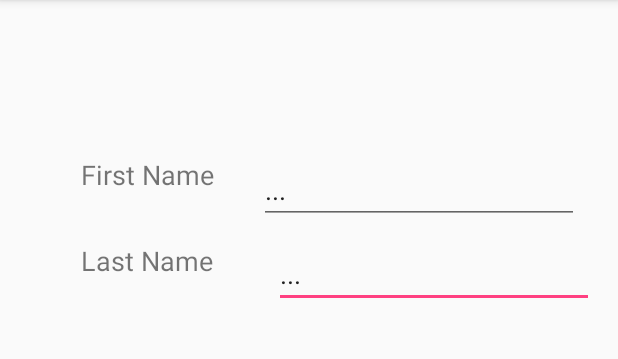
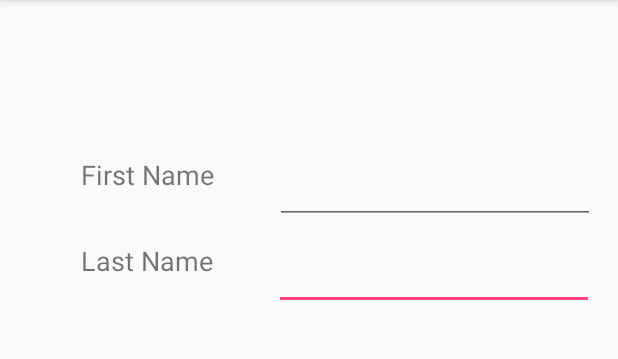
Before and after one commit to DarronTang/Ears, an Android app: the AddEarFormActivity screen opened directly, with no data from a screen before it, on a phone screen of 412 x 824 dp, the part 84-443 px from its top. Run offline under Robolectric (Android 15) with nearby library versions, the phone set to English and light mode, and no system bars.

```diff
--- a/app/src/main/java/com/ears/advcomp/ears3/AddEarFormActivity.java
+++ b/app/src/main/java/com/ears/advcomp/ears3/AddEarFormActivity.java
@@ -4,19 +4,27 @@ import android.os.Environment;
 import android.support.v7.app.AppCompatActivity;
 import android.os.Bundle;
 import android.util.Log;
+import android.view.View;
+import android.widget.Button;
 import android.widget.EditText;
 
 import java.io.File;
-import java.io.FileNotFoundException;
 import java.io.IOException;
 import java.io.PrintWriter;
+import java.util.ArrayList;
+import java.util.Scanner;
+
+import static com.ears.advcomp.ears3.MainActivity.EAR_CSV;
+import static com.ears.advcomp.ears3.MainActivity.LOG_TAG;
 
 public class AddEarFormActivity extends AppCompatActivity {
 
-    File earCSV;
     EditText firstName;
     EditText lastName;
-    float invMoment;
+    ArrayList<String> imagePaths;
+    File earCSV;
+    int id;
+    Button addEar;
 
     @Override
     protected void onCreate(Bundle savedInstanceState) {
@@ -24,18 +32,47 @@ public class AddEarFormActivity extends AppCompatActivity {
         setContentView(R.layout.activity_add_ear_form);
         firstName = (EditText) findViewById(R.id.firstNameText);
         lastName = (EditText) findViewById(R.id.lastNameText);
+        imagePaths = getIntent().getStringArrayListExtra("imagePaths");
+        File storageDir = getExternalFilesDir(Environment.DIRECTORY_DOCUMENTS);
+        try {
+            earCSV = new File(storageDir.getAbsolutePath() + EAR_CSV);
+            Scanner inputStream = new Scanner(earCSV);
+            id = 0;
+            while(inputStream.hasNext()){
+                String[] data = inputStream.next().split(",");
+                if(Integer.parseInt(data[0]) >= id){
+                    id++;
+                }
+            }
+        } catch (Exception e) {
+            Log.e(LOG_TAG, "Absolute path for Documents directory not found");
+        }
+
+        addEar = (Button) findViewById(R.id.submitEar);
+        addEar.setOnClickListener(new View.OnClickListener() {
+            @Override
+            public void onClick(View view) {
+                addEar();
+            }
+        });
 
     }
 
     private void addEar(){
         try {
+            Log.e(LOG_TAG, "addEar: Adding Ear." );
             File storageDir = getExternalFilesDir(Environment.DIRECTORY_DOCUMENTS);
             earCSV = new File(storageDir.getAbsolutePath() + "/ears.csv");
             PrintWriter out = new PrintWriter(earCSV);
-            out.append(firstName.getText()+","+lastName.getText()+","+invMoment+"\n");
+            Log.e(LOG_TAG, "addEar: "+imagePaths.size() );
+            for(int i = 0; i < imagePaths.size(); i++) {
+                String path = imagePaths.get(i);
+                out.append(String.valueOf(id) + ","+firstName.getText() + "_" + lastName.getText() + "," + path + "\n");
+            }
             out.close();
         } catch (IOException e){
             Log.e("Darron", "onCreate: "+e.getMessage());
         }
+        finish();
     }
 }
--- a/app/src/main/res/layout/activity_add_ear_form.xml
+++ b/app/src/main/res/layout/activity_add_ear_form.xml
@@ -24,10 +24,9 @@
         android:layout_height="wrap_content"
         android:layout_marginLeft="8dp"
         android:layout_marginRight="7dp"
-        android:layout_marginTop="160dp"
+        android:layout_marginTop="161dp"
         android:ems="10"
         android:inputType="textPersonName"
-        android:text="..."
         app:layout_constraintHorizontal_bias="0.763"
         app:layout_constraintLeft_toRightOf="@+id/lastNameLabel"
         app:layout_constraintRight_toRightOf="parent"
@@ -42,8 +41,7 @@
         android:layout_marginTop="104dp"
         android:ems="10"
         android:inputType="textPersonName"
-        android:text="..."
-        app:layout_constraintHorizontal_bias="0.47"
+        app:layout_constraintHorizontal_bias="0.764"
         app:layout_constraintLeft_toRightOf="@+id/lastNameLabel"
         app:layout_constraintRight_toRightOf="parent"
         app:layout_constraintTop_toTopOf="parent" />
@@ -76,4 +74,9 @@
         app:layout_constraintRight_toRightOf="@+id/lastNameText"
         app:layout_constraintTop_toTopOf="parent" />
 
+    <TextView
+        android:id="@+id/textView"
+        android:layout_width="wrap_content"
+        android:layout_height="wrap_content" />
+
 </android.support.constraint.ConstraintLayout>
```
Also changed, not shown: app/src/main/java/com/ears/advcomp/ears3/AddEarActivity.java (+24 -9 lines), app/src/main/java/com/ears/advcomp/ears3/CameraPreview.java (+22 -0 lines), app/src/main/java/com/ears/advcomp/ears3/FindEarActivity.java (+5 -5 lines), app/src/main/java/com/ears/advcomp/ears3/MainActivity.java (+1 -11 lines).
